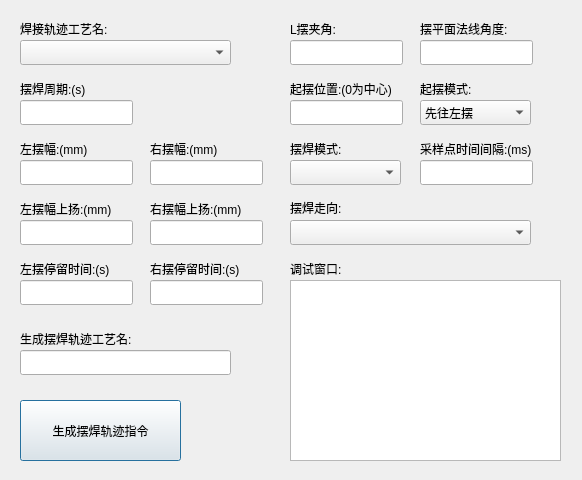
Before: the Qt Designer form keywavedlg.ui in qubo188612/qtwelding, drawn with Qt 5.
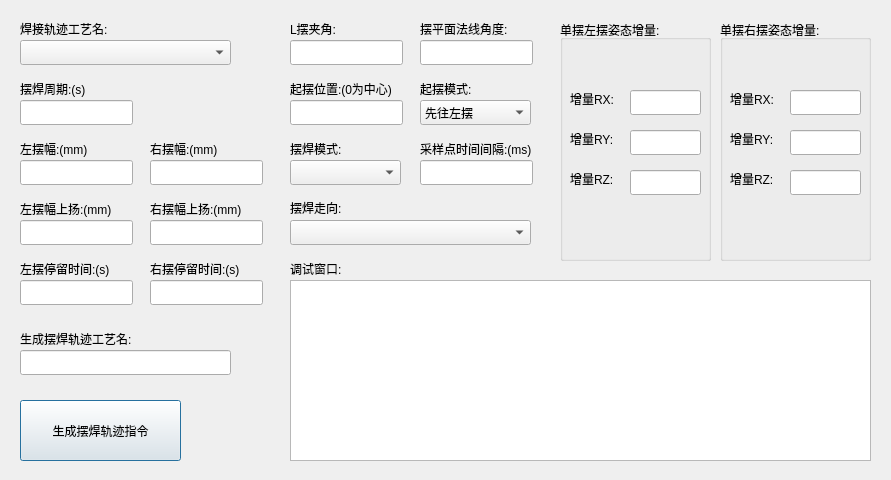
After: the same form once the commit is applied.

Diff of the .ui file:
```diff
--- a/keywavedlg.ui
+++ b/keywavedlg.ui
@@ -6,7 +6,7 @@
    <rect>
     <x>0</x>
     <y>0</y>
-    <width>582</width>
+    <width>891</width>
     <height>480</height>
    </rect>
   </property>
@@ -77,7 +77,7 @@
     <rect>
      <x>290</x>
      <y>280</y>
-     <width>271</width>
+     <width>581</width>
      <height>181</height>
     </rect>
    </property>
@@ -457,6 +457,188 @@
     </rect>
    </property>
   </widget>
+  <widget class="QGroupBox" name="groupBox">
+   <property name="geometry">
+    <rect>
+     <x>560</x>
+     <y>20</y>
+     <width>151</width>
+     <height>241</height>
+    </rect>
+   </property>
+   <property name="title">
+    <string>单摆左摆姿态增量: </string>
+   </property>
+   <widget class="QLineEdit" name="leftaddRX">
+    <property name="geometry">
+     <rect>
+      <x>70</x>
+      <y>70</y>
+      <width>71</width>
+      <height>25</height>
+     </rect>
+    </property>
+    <property name="text">
+     <string/>
+    </property>
+   </widget>
+   <widget class="QLabel" name="label_17">
+    <property name="geometry">
+     <rect>
+      <x>10</x>
+      <y>70</y>
+      <width>51</width>
+      <height>17</height>
+     </rect>
+    </property>
+    <property name="text">
+     <string>增量RX:</string>
+    </property>
+   </widget>
+   <widget class="QLineEdit" name="leftaddRY">
+    <property name="geometry">
+     <rect>
+      <x>70</x>
+      <y>110</y>
+      <width>71</width>
+      <height>25</height>
+     </rect>
+    </property>
+    <property name="text">
+     <string/>
+    </property>
+   </widget>
+   <widget class="QLabel" name="label_18">
+    <property name="geometry">
+     <rect>
+      <x>10</x>
+      <y>110</y>
+      <width>51</width>
+      <height>17</height>
+     </rect>
+    </property>
+    <property name="text">
+     <string>增量RY:</string>
+    </property>
+   </widget>
+   <widget class="QLineEdit" name="leftaddRZ">
+    <property name="geometry">
+     <rect>
+      <x>70</x>
+      <y>150</y>
+      <width>71</width>
+      <height>25</height>
+     </rect>
+    </property>
+    <property name="text">
+     <string/>
+    </property>
+   </widget>
+   <widget class="QLabel" name="label_19">
+    <property name="geometry">
+     <rect>
+      <x>10</x>
+      <y>150</y>
+      <width>51</width>
+      <height>17</height>
+     </rect>
+    </property>
+    <property name="text">
+     <string>增量RZ:</string>
+    </property>
+   </widget>
+  </widget>
+  <widget class="QGroupBox" name="groupBox_2">
+   <property name="geometry">
+    <rect>
+     <x>720</x>
+     <y>20</y>
+     <width>151</width>
+     <height>241</height>
+    </rect>
+   </property>
+   <property name="title">
+    <string>单摆右摆姿态增量: </string>
+   </property>
+   <widget class="QLabel" name="label_20">
+    <property name="geometry">
+     <rect>
+      <x>10</x>
+      <y>110</y>
+      <width>51</width>
+      <height>17</height>
+     </rect>
+    </property>
+    <property name="text">
+     <string>增量RY:</string>
+    </property>
+   </widget>
+   <widget class="QLabel" name="label_21">
+    <property name="geometry">
+     <rect>
+      <x>10</x>
+      <y>150</y>
+      <width>51</width>
+      <height>17</height>
+     </rect>
+    </property>
+    <property name="text">
+     <string>增量RZ:</string>
+    </property>
+   </widget>
+   <widget class="QLineEdit" name="rightaddRX">
+    <property name="geometry">
+     <rect>
+      <x>70</x>
+      <y>70</y>
+      <width>71</width>
+      <height>25</height>
+     </rect>
+    </property>
+    <property name="text">
+     <string/>
+    </property>
+   </widget>
+   <widget class="QLineEdit" name="rightaddRZ">
+    <property name="geometry">
+     <rect>
+      <x>70</x>
+      <y>150</y>
+      <width>71</width>
+      <height>25</height>
+     </rect>
+    </property>
+    <property name="text">
+     <string/>
+    </property>
+   </widget>
+   <widget class="QLineEdit" name="rightaddRY">
+    <property name="geometry">
+     <rect>
+      <x>70</x>
+      <y>110</y>
+      <width>71</width>
+      <height>25</height>
+     </rect>
+    </property>
+    <property name="text">
+     <string/>
+    </property>
+   </widget>
+   <widget class="QLabel" name="label_22">
+    <property name="geometry">
+     <rect>
+      <x>10</x>
+      <y>70</y>
+      <width>51</width>
+      <height>17</height>
+     </rect>
+    </property>
+    <property name="text">
+     <string>增量RX:</string>
+    </property>
+   </widget>
+  </widget>
  </widget>
  <resources/>
  <connections/>
```
